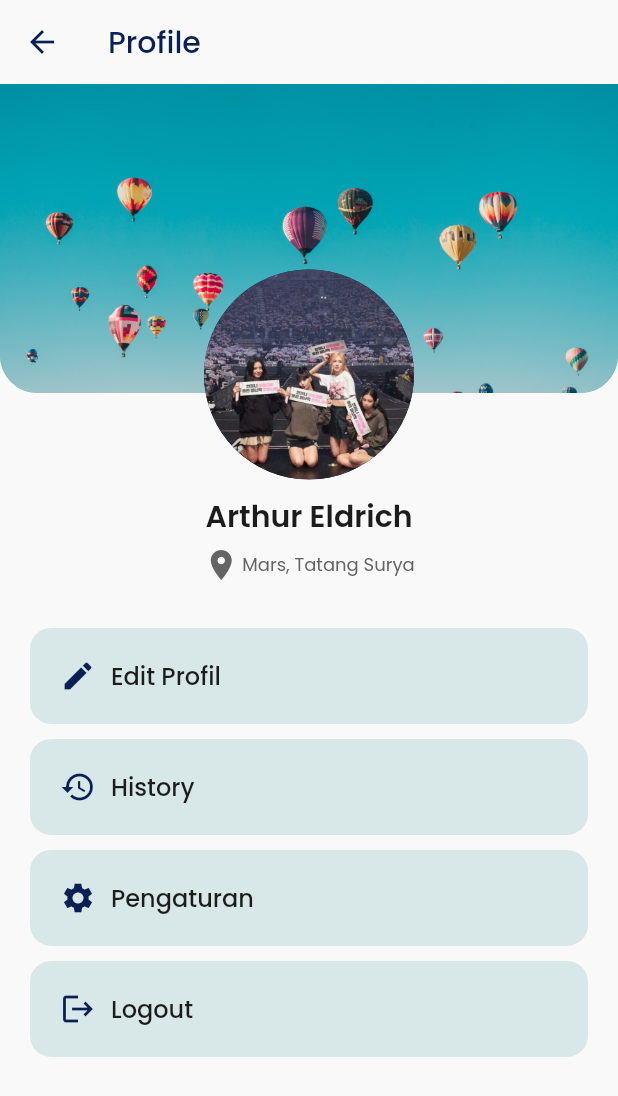
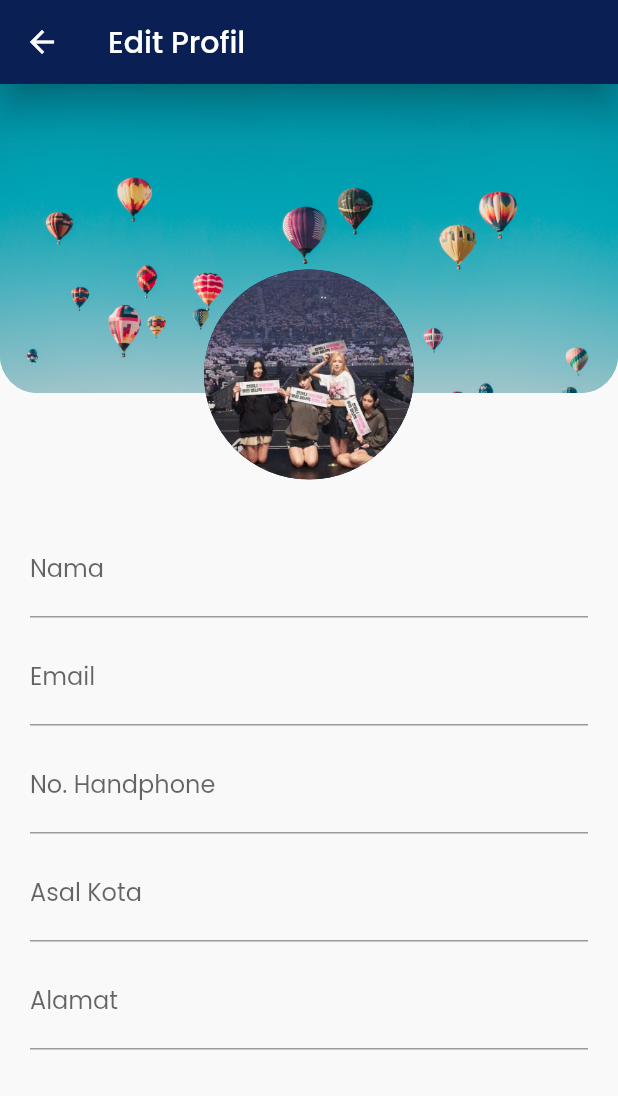
Before and after one commit to hernarusdiyana/sitravel, a Flutter app: the ProfilePage screen opened directly, after a tap on "Edit Profil", on a phone screen of 412 x 824 dp. Shown: the top 1096 px of the screen. Run offline on Flutter 3.47's test engine with Material 2 defaults, Android fonts, the phone set to English and light mode, and no system bars; our stand-ins replace cloud_firestore, curved_navigation_bar, dots_indicator, email_validator, firebase_auth, firebase_core and 2 more; missing offline and left inert: number_inc_dec; accounts and stored records are empty.

```diff
--- a/lib/pages/choose_location.dart
+++ b/lib/pages/choose_location.dart
@@ -7,7 +7,7 @@ import 'package:sitravel_app/widgets/big_text.dart';
 import 'package:sitravel_app/widgets/icon_text_widget.dart';
 import 'package:sitravel_app/widgets/small_text.dart';
 
-import '../widgets/menu_card.dart';
+import '../../../widgets/menu_card.dart';
 
 class ChooseLocation extends StatefulWidget {
   const ChooseLocation({super.key});
--- /dev/null
+++ b/lib/profile/profile_edit.dart
@@ -0,0 +1,142 @@
+import 'package:flutter/material.dart';
+import 'package:flutter/src/widgets/container.dart';
+import 'package:flutter/src/widgets/framework.dart';
+import 'package:sitravel_app/colors.dart';
+import 'package:sitravel_app/main.dart';
+import 'package:sitravel_app/widgets/big_text.dart';
+import 'package:sitravel_app/widgets/icon_text_widget.dart';
+import 'package:sitravel_app/widgets/small_text.dart';
+
+class ProfileEdit extends StatefulWidget {
+  const ProfileEdit({super.key});
+
+  @override
+  State<ProfileEdit> createState() => _ProfileEditState();
+}
+
+class _ProfileEditState extends State<ProfileEdit> {
+  @override
+  Widget build(BuildContext context) {
+    var size = MediaQuery.of(context).size;
+    return Scaffold(
+      backgroundColor: AppColors.lightColor,
+      appBar: AppBar(
+          elevation: 10,
+          backgroundColor: Color(0xFF0A2054),
+          foregroundColor: Color.fromARGB(255, 255, 255, 255),
+          title: BigText(
+            text: "Edit Profil",
+            color: Color.fromARGB(255, 255, 255, 255),
+          ),
+          actions: []),
+      body: SingleChildScrollView(
+        child: Stack(
+          children: <Widget>[
+            Container(
+              height: size.height * .25,
+              decoration: BoxDecoration(
+                borderRadius: BorderRadius.only(
+                    bottomLeft: Radius.circular(25.0),
+                    bottomRight: Radius.circular(25.0)),
+                color: AppColors.tealColor,
+                image: DecorationImage(
+                  image: AssetImage("assets/images/banner1.jpg"),
+                  fit: BoxFit.cover,
+                ),
+              ),
+            ),
+            Container(
+              padding: EdgeInsets.fromLTRB(20, 0, 20, 0),
+              child: Column(
+                children: <Widget>[
+                  Align(
+                    alignment: Alignment.center,
+                    child: Container(
+                      height: 140,
+                      width: 140,
+                      margin: EdgeInsets.only(top: size.height * .15),
+                      decoration: BoxDecoration(
+                        color: AppColors.mainColor,
+                        borderRadius: BorderRadius.circular(100.0),
+                        image: DecorationImage(
+                            image: AssetImage("assets/images/banner2.jpg"),
+                            fit: BoxFit.cover),
+                      ),
+                    ),
+                  ),
+                  SizedBox(
+                    height: 30,
+                  ),
+                  Column(
+                    children: [
+                      Container(
+                        width: size.width * 1,
+                        margin: EdgeInsets.only(bottom: 10),
+                        decoration: BoxDecoration(
+                          borderRadius: BorderRadius.circular(14.0),
+                        ),
+                        child: TextField(
+                          decoration: InputDecoration(
+                              border: UnderlineInputBorder(),
+                              labelText: 'Nama'),
+                        ),
+                      ),
+                      Container(
+                        width: size.width * 1,
+                        margin: EdgeInsets.only(bottom: 10),
+                        decoration: BoxDecoration(
+                          borderRadius: BorderRadius.circular(14.0),
+                        ),
+                        child: TextField(
+                          decoration: InputDecoration(
+                              border: UnderlineInputBorder(),
+                              labelText: 'Email'),
+                        ),
+                      ),
+                      Container(
+                        width: size.width * 1,
+                        margin: EdgeInsets.only(bottom: 10),
+                        decoration: BoxDecoration(
+                          borderRadius: BorderRadius.circular(14.0),
+                        ),
+                        child: TextField(
+                          decoration: InputDecoration(
+                              border: UnderlineInputBorder(),
+                              labelText: 'No. Handphone'),
+                        ),
+                      ),
+                      Container(
+                        width: size.width * 1,
+                        margin: EdgeInsets.only(bottom: 10),
+                        decoration: BoxDecoration(
+                          borderRadius: BorderRadius.circular(14.0),
+                        ),
+                        child: TextField(
+                          decoration: InputDecoration(
+                              border: UnderlineInputBorder(),
+                              labelText: 'Asal Kota'),
+                        ),
+                      ),
+                      Container(
+                        width: size.width * 1,
+                        margin: EdgeInsets.only(bottom: 10),
+                        decoration: BoxDecoration(
+                          borderRadius: BorderRadius.circular(14.0),
+                        ),
+                        child: TextField(
+                          decoration: InputDecoration(
+                              border: UnderlineInputBorder(),
+                              labelText: 'Alamat'),
+                        ),
+                      ),
+                    ],
+                  ),
+                ],
+              ),
+            ),
+          ],
+        ),
+      ),
+    );
+  }
+}
--- a/lib/profile/profile_page.dart
+++ b/lib/profile/profile_page.dart
@@ -1,14 +1,12 @@
-import 'package:firebase_auth/firebase_auth.dart';
 import 'package:flutter/material.dart';
 import 'package:flutter/src/widgets/container.dart';
 import 'package:flutter/src/widgets/framework.dart';
 import 'package:sitravel_app/colors.dart';
 import 'package:sitravel_app/main.dart';
+import 'package:sitravel_app/profile/profile_edit.dart';
 import 'package:sitravel_app/widgets/big_text.dart';
 import 'package:sitravel_app/widgets/icon_text_widget.dart';
 import 'package:sitravel_app/widgets/small_text.dart';
-
-import '../pages/login_page.dart';
 
 class ProfilePage extends StatefulWidget {
   const ProfilePage({super.key});
@@ -18,14 +16,10 @@ class ProfilePage extends StatefulWidget {
 }
 
 class _ProfilePageState extends State<ProfilePage> {
-
-  final auth = FirebaseAuth.instance;
-
   @override
   Widget build(BuildContext context) {
     var size = MediaQuery.of(context).size;
     return Scaffold(
-
       backgroundColor: AppColors.lightColor,
       appBar: AppBar(
           elevation: 0,
@@ -119,7 +113,10 @@ class _ProfilePageState extends State<ProfilePage> {
                         ],
                       ),
                       onTap: () {
-                        print("TAPPED!!!");
+                        Navigator.push(
+                            context,
+                            MaterialPageRoute(
+                                builder: ((context) => ProfileEdit())));
                       },
                     ),
                   ),
@@ -206,11 +203,7 @@ class _ProfilePageState extends State<ProfilePage> {
                         ],
                       ),
                       onTap: () {
-                        auth.signOut().then((value) {
-                        Navigator.push(context, MaterialPageRoute(builder: (context) => LoginPage()));
-                        // }).onError((error, stackTrace) {
-                        //   Utils().toastMessage(message)
-                        });
+                        print("TAPPED!!!");
                       },
                     ),
                   ),
```
